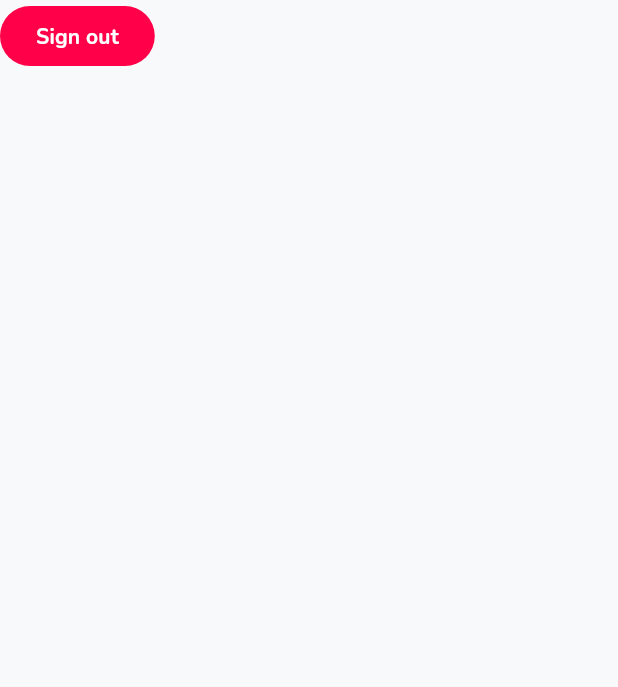
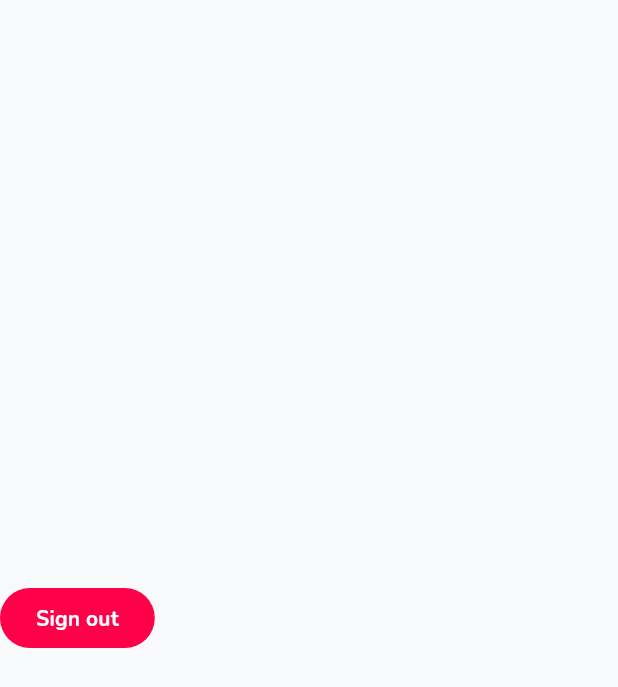
Before and after one commit to redflagsdating/rfd-app, a Flutter app: the PageHome widget shown alone on an empty page, opened directly, on a phone screen of 412 x 824 dp. Shown: the top 687 px of the screen. Run offline on Flutter 3.47's test engine with Material 2 defaults, Android fonts, the phone set to English and light mode, and no system bars; our stand-ins replace cloud_firestore, dots_indicator, email_validator, firebase_auth, firebase_core, firebase_crashlytics and 5 more; missing offline and left inert: flutter_facebook_auth, flutter_flavor; accounts and stored records are empty; generated files the repository leaves out were written again.

Commit message:
Re-org folder structure

````diff
--- a/lib/widgets/page_home.dart
+++ b/lib/pages/page_home.dart
@@ -21,11 +21,20 @@ class _PageHomeState extends State<PageHome> {
 
   @override
   Widget build(BuildContext context) {
-    return FilledButton(
-      onPressed: () async {
-        await authProvider.handleSignOut();
-      },
-      child: Text(AppLocalizations.of(context)!.signOut),
+    return Column(
+      mainAxisAlignment: MainAxisAlignment.center,
+      children: [
+        FilledButton(
+          onPressed: () {
+            authProvider.handleSignOut().then(
+              (value) {
+                Navigator.of(context).pushReplacementNamed("/");
+              },
+            );
+          },
+          child: Text(AppLocalizations.of(context)!.signOut),
+        )
+      ],
     );
   }
 }
--- a/lib/widgets/onboarding/page_onboard_home.dart
+++ b/lib/pages/page_onboard_home.dart
@@ -2,8 +2,8 @@ import 'package:flutter/material.dart';
 import 'package:flutter_gen/gen_l10n/app_localizations.dart';
 import 'package:provider/provider.dart';
 import 'package:red_flags/models/user.dart';
+import 'package:red_flags/pages/page_onboard_verification.dart';
 import 'package:red_flags/widgets/onboarding/page_onboard_splash.dart';
-import 'package:red_flags/widgets/onboarding/page_onboard_verification.dart';
 import 'package:red_flags/widgets/page_fade_route_builder.dart';
 import 'package:shared_preferences/shared_preferences.dart';
 
--- a/lib/services/auth_provider.dart
+++ b/lib/services/auth_provider.dart
@@ -20,7 +20,6 @@ enum SocialAuthProvider {
   facebook('facebook.com');
 
   final String providerId;
-
   const SocialAuthProvider(this.providerId);
 }
 
@@ -37,25 +36,8 @@ enum AuthStatus {
 /// AuthProvider can be retrieved anywhere if you have access to the `context`
 /// e.g. `AuthProvider authProvider = Provider.of<AuthProvider>(context);`
 class AuthProvider extends ChangeNotifier {
-  final Logger logger;
-  final GoogleSignIn gSignIn;
-  final FacebookAuth? fbSignIn;
-  final FirebaseAuth firebaseAuth;
-  final CollectionReference<UserModel> users;
-  final SharedPreferences localStorage;
-
-  final isDev = FlavorConfig.instance.variables["longName"] == "Development";
-
-  String? _code;
-  String _message = '';
-  AuthStatus _status = AuthStatus.uninitialized;
-  late StreamSubscription _authSubscription;
-
-  String? get code => _code;
-  String get message => _message;
-  AuthStatus get status => _status;
-
-  /// Constructor
+  // Required parameters for testability in order to init instance externally
+  // so we can init mock/fake instance for testing.
   AuthProvider({
     required this.logger,
     required this.gSignIn,
@@ -63,7 +45,7 @@ class AuthProvider extends ChangeNotifier {
     required this.firebaseAuth,
     required this.localStorage,
 
-    // Optional mainly for testing
+    // Optional due to no mock/fake flutter_facebook_auth
     this.fbSignIn,
   }) {
     _authSubscription = firebaseAuth.authStateChanges().listen(
@@ -94,6 +76,24 @@ class AuthProvider extends ChangeNotifier {
       },
     );
   }
+
+  final Logger logger;
+  final GoogleSignIn gSignIn;
+  final FacebookAuth? fbSignIn;
+  final FirebaseAuth firebaseAuth;
+  final CollectionReference<UserModel> users;
+  final SharedPreferences localStorage;
+
+  final isDev = FlavorConfig.instance.variables["longName"] == "Development";
+
+  String? _code;
+  String _message = '';
+  AuthStatus _status = AuthStatus.uninitialized;
+  late StreamSubscription _authSubscription;
+
+  String? get code => _code;
+  String get message => _message;
+  AuthStatus get status => _status;
 
   @override
   void dispose() {
--- a/lib/widgets/scaffold_signin.dart
+++ b/lib/widgets/scaffold_signin.dart
@@ -21,6 +21,7 @@ import 'package:flutter_gen/gen_l10n/app_localizations.dart';
 ///    );
 ///  }
 /// ```
+// TODO: Refactor Stateless
 Scaffold scaffoldSignIn(
   BuildContext context,
   AssetImage decoration,
````
Also changed, not shown: lib/app.dart (+14 -11 lines), lib/pages/page_onboard_verification.dart (renamed from lib/widgets/onboarding/page_onboard_verification.dart, +6 -1 lines), lib/pages/page_signin.dart (renamed from lib/widgets/page_signin.dart, +4 -4 lines), lib/widgets/onboarding/onboard_app_bar.dart (+8 -1 lines), lib/pages/page_signin_intro.dart (renamed from lib/widgets/page_signin_intro.dart), lib/pages/page_signin_splash.dart (renamed from lib/widgets/page_signin_splash.dart), lib/theme/color_schemes.g.dart (renamed from lib/color_schemes.g.dart), lib/theme/typography_theme.g.dart (renamed from lib/typography_theme.g.dart), 2 other files.
